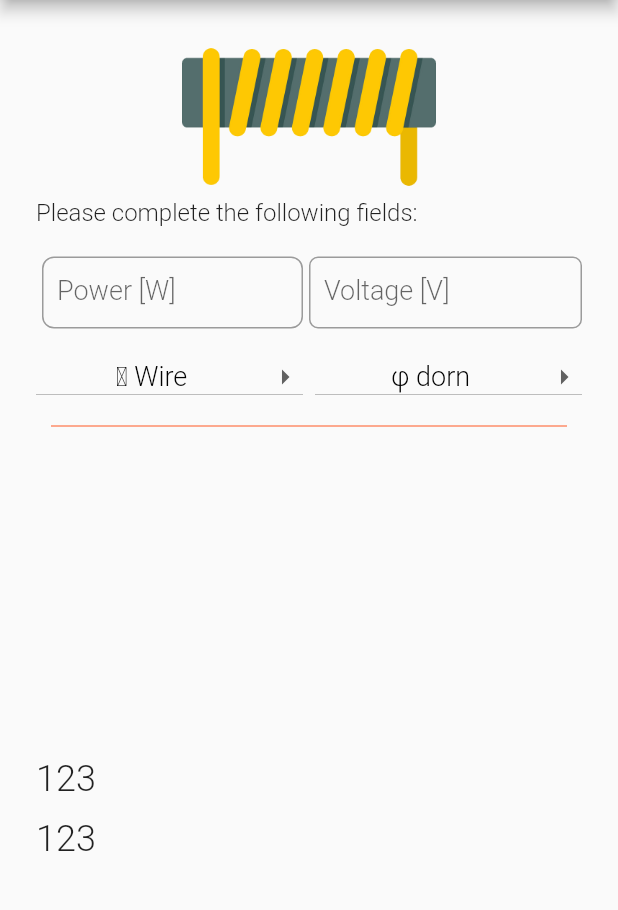
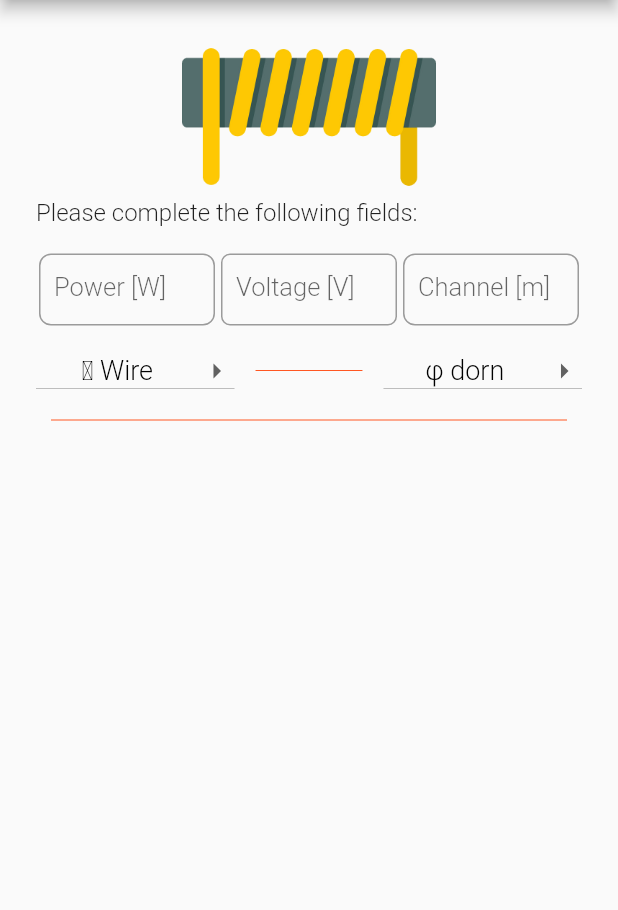
Before and after one commit to david0f/sthe-resistance-calculator, a Flutter app: the screen it shows after launch, on a phone screen of 412 x 824 dp, the part 84-994 px from its top. Run offline on Flutter 3.47's test engine with Material 2 defaults, Android fonts, the phone set to English and light mode, and no system bars; Roboto replaces fonts that are missing (Montserrat, Poppins).

Commit message:
#2 #4 added step calculus + fields reorder

```diff
--- a/lib/main.dart
+++ b/lib/main.dart
@@ -45,6 +45,7 @@ class MyTextInputState extends State<MyTextInput> {
   double power;
   double voltage;
   double resistance;
+  int channel = 1;
   String resistanceText = "";
 
   String desiredDiameterResistance;
@@ -56,12 +57,13 @@ class MyTextInputState extends State<MyTextInput> {
   double coilLength;
   double roundedCoilLength;
 
-  double desiredWireGap;
+  double wireStep;
 
   double roundFactor;
 
   var _powerController = TextEditingController();
   var _voltageController = TextEditingController();
+  var _channelController = TextEditingController();
 
   List<DiameterResistanceModel> _diameterResitanceList = [
     DiameterResistanceModel(diameter: 0.5, resistance: 6.88),
@@ -86,6 +88,7 @@ class MyTextInputState extends State<MyTextInput> {
   void dispose() {
     _powerController.dispose();
     _voltageController.dispose();
+    _channelController.dispose();
     super.dispose();
   }
 
@@ -163,7 +166,18 @@ class MyTextInputState extends State<MyTextInput> {
   }
 
   String calcStep() {
-    return "123";
+    try{
+      channel = int.parse(_channelController.text);
+    }
+    catch(e){
+
+    }
+    if (channel != null && roundedCoilLength != null && channel > 10) {
+      wireStep = channel / roundedCoilLength;
+      return "Step = " + wireStep.toStringAsFixed(2) + " mm";
+    } else {
+      return "";
+    }
   }
 
   @override
@@ -197,17 +211,18 @@ class MyTextInputState extends State<MyTextInput> {
                       children: <Widget>[
                         new Expanded(
                             child: new Padding(
-                                padding: EdgeInsets.all(4),
+                                padding: EdgeInsets.all(2),
                                 child: TextField(
                                     textAlign: TextAlign.center,
                                     style: TextStyle(
-                                        fontSize: 18,
+                                        fontSize: 17,
                                         fontWeight: FontWeight.w300,
                                         fontFamily: "Poppins",
                                         height: 1),
                                     decoration: new InputDecoration(
                                         labelText: "Power [W]",
-                                        contentPadding: EdgeInsets.symmetric(vertical: 12, horizontal: 10),
+                                        contentPadding: EdgeInsets.symmetric(
+                                            vertical: 12, horizontal: 10),
                                         border: new OutlineInputBorder(
                                             borderRadius:
                                                 BorderRadius.circular(8)),
@@ -221,16 +236,17 @@ class MyTextInputState extends State<MyTextInput> {
                                     }))),
                         new Expanded(
                             child: new Padding(
-                                padding: EdgeInsets.all(0.0),
+                                padding: EdgeInsets.all(2),
                                 child: TextField(
                                   textAlign: TextAlign.center,
                                   style: TextStyle(
-                                      fontSize: 18,
+                                      fontSize: 17,
                                       fontWeight: FontWeight.w300,
                                       fontFamily: "Poppins",
                                       height: 1),
                                   decoration: new InputDecoration(
-                                      contentPadding: EdgeInsets.symmetric(vertical: 12, horizontal: 10),
+                                      contentPadding: EdgeInsets.symmetric(
+                                          vertical: 12, horizontal: 10),
                                       labelText: "Voltage [V]",
                                       border: new OutlineInputBorder(
                                           borderRadius:
@@ -245,13 +261,38 @@ class MyTextInputState extends State<MyTextInput> {
                                     });
                                   },
                                 ))),
+                        new Expanded(
+                            child: new Padding(
+                                padding: EdgeInsets.all(2),
+                                child: TextField(
+                                    textAlign: TextAlign.center,
+                                    style: TextStyle(
+                                        fontSize: 17,
+                                        fontWeight: FontWeight.w300,
+                                        fontFamily: "Poppins",
+                                        height: 1),
+                                    decoration: new InputDecoration(
+                                        labelText: "Channel [m]",
+                                        contentPadding: EdgeInsets.symmetric(
+                                            vertical: 12, horizontal: 10),
+                                        border: new OutlineInputBorder(
+                                            borderRadius:
+                                                BorderRadius.circular(8)),
+                                        hasFloatingPlaceholder: true),
+                                    keyboardType: TextInputType.number,
+                                    controller: _channelController,
+                                    onChanged: (String str) {
+                                      setState(() {
+                                        calcStep();
+                                      });
+                                    }))),
                       ],
                     ),
                     new SizedBox(height: 16),
                     new Row(
                       children: <Widget>[
                         new Expanded(
-                            flex: 1,
+                            flex: 4,
                             child: new DropdownButton<String>(
                               style: new TextStyle(),
                               value: desiredDiameterResistance,
@@ -263,18 +304,30 @@ class MyTextInputState extends State<MyTextInput> {
                               },
                               items: _diameterResitanceList
                                   .map((data) => DropdownMenuItem<String>(
-                                        child: Text("\u2300 Wire: " + data.diameter.toString(), style: TextStyle(fontWeight: FontWeight.w300, color: Colors.black, fontSize: 18, )),
+                                        child: Text(
+                                            "\u2300 Wire: " +
+                                                data.diameter.toString(),
+                                            style: TextStyle(
+                                              fontWeight: FontWeight.w300,
+                                              color: Colors.black,
+                                              fontSize: 18,
+                                            )),
                                         value: data.resistance.toString(),
-
                                       ))
                                   .toList(),
-                              hint: new Center(child:Text("\u2300 Wire", style:TextStyle(fontWeight: FontWeight.w300, color: Colors.black, fontSize: 18,))),
+                              hint: new Center(
+                                  child: Text("\u2300 Wire",
+                                      style: TextStyle(
+                                        fontWeight: FontWeight.w300,
+                                        color: Colors.black,
+                                        fontSize: 18,
+                                      ))),
                               isExpanded: true,
                               isDense: true,
                             )),
-                        new Divider(indent: 8),
+                        new Expanded(flex:3, child: new Column(mainAxisAlignment: MainAxisAlignment.center, children: <Widget>[new Divider(indent: 14, endIndent: 14, color: Colors.deepOrange)],),),
                         new Expanded(
-                          flex: 1,
+                          flex: 4,
                           child: new DropdownButton<String>(
                             value: desiredPhiDorn,
                             icon: new Icon(Icons.arrow_right),
@@ -285,11 +338,22 @@ class MyTextInputState extends State<MyTextInput> {
                             },
                             items: new List<int>.generate(10, (i) => i + 1)
                                 .map((data) => DropdownMenuItem<String>(
-                                      child: Text(data.toString(),style: TextStyle(fontWeight: FontWeight.w300, color: Colors.black, fontSize: 18, )),
+                                      child: Text("\u03C6 dorn: " + data.toString(),
+                                          style: TextStyle(
+                                            fontWeight: FontWeight.w300,
+                                            color: Colors.black,
+                                            fontSize: 18,
+                                          )),
                                       value: data.toString(),
                                     ))
                                 .toList(),
-                            hint: new Center(child:Text("\u03C6 dorn",style: TextStyle(fontWeight: FontWeight.w300, color: Colors.black, fontSize: 18,))),
+                            hint: new Center(
+                                child: Text("\u03C6 dorn",
+                                    style: TextStyle(
+                                      fontWeight: FontWeight.w300,
+                                      color: Colors.black,
+                                      fontSize: 18,
+                                    ))),
                             isExpanded: true,
                             isDense: true,
                           ),
@@ -366,13 +430,17 @@ class MyTextInputState extends State<MyTextInput> {
                     new SizedBox(
                       height: 12,
                     ),
-                    new Text(calcStep(),
-                        style: TextStyle(
-                            fontSize: 24, fontWeight: FontWeight.w300)),
+                    Row(
+                      children: <Widget>[
+                        new Text(calcStep(),
+                            style: TextStyle(
+                                fontSize: 24, fontWeight: FontWeight.w300)),
+                      ],
+                    ),
                     new SizedBox(
                       height: 12,
                     ),
-                    new Text(calcStep(),
+                    new Text("",
                         style: TextStyle(
                             fontSize: 24, fontWeight: FontWeight.w300)),
                   ],
```
